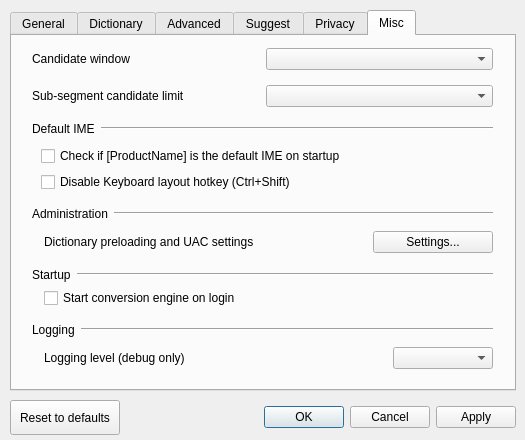
The window that src/gui/config_dialog/config_dialog.ui (marinaMoji/marinaMozc) describes before a commit, drawn with Qt 5.
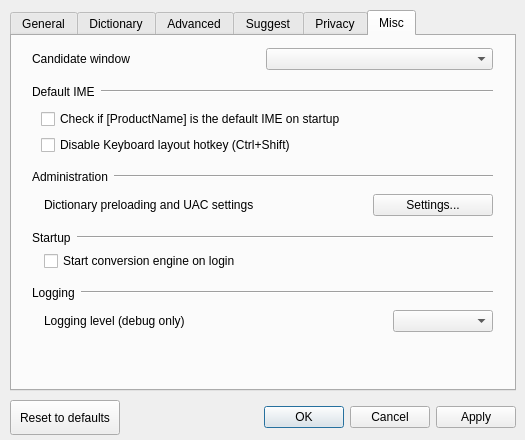
The same window after the commit. The open tabs and pages were chosen to show the change. Custom widgets are drawn as their Qt base class.

What changed in the file:
```diff
--- a/src/gui/config_dialog/config_dialog.ui
+++ b/src/gui/config_dialog/config_dialog.ui
@@ -1327,59 +1327,6 @@
          </layout>
         </widget>
        </item>
-       <item>
-        <widget class="QWidget" name="miscSubSegmentWidget" native="true">
-         <property name="sizePolicy">
-          <sizepolicy hsizetype="Preferred" vsizetype="Fixed">
-           <horstretch>0</horstretch>
-           <verstretch>0</verstretch>
-          </sizepolicy>
-         </property>
-         <layout class="QVBoxLayout" name="verticalLayout_subsegment">
-          <property name="spacing">
-           <number>10</number>
-          </property>
-          <property name="leftMargin">
-           <number>0</number>
-          </property>
-          <property name="topMargin">
-           <number>0</number>
-          </property>
-          <property name="rightMargin">
-           <number>5</number>
-          </property>
-          <property name="bottomMargin">
-           <number>0</number>
-          </property>
-          <item>
-           <widget class="QWidget" name="widget_subsegment" native="true">
-            <layout class="QHBoxLayout" name="horizontalLayout_subsegment">
-             <property name="margin">
-              <number>0</number>
-             </property>
-             <item>
-              <widget class="QLabel" name="subSegmentCandidateLimitLabel">
-               <property name="text">
-                <string>Sub-segment candidate limit</string>
-               </property>
-              </widget>
-             </item>
-             <item>
-              <widget class="QComboBox" name="subSegmentCandidateLimitComboBox">
-               <property name="minimumSize">
-                <size>
-                 <width>120</width>
-                 <height>0</height>
-                </size>
-               </property>
-              </widget>
-             </item>
-            </layout>
-           </widget>
-          </item>
-         </layout>
-        </widget>
-       </item>
        <item>
         <widget class="QWidget" name="miscDefaultIMEWidget" native="true">
          <property name="sizePolicy">
```
Left out of the diff: 1 changed line with no effect on the pictures.
